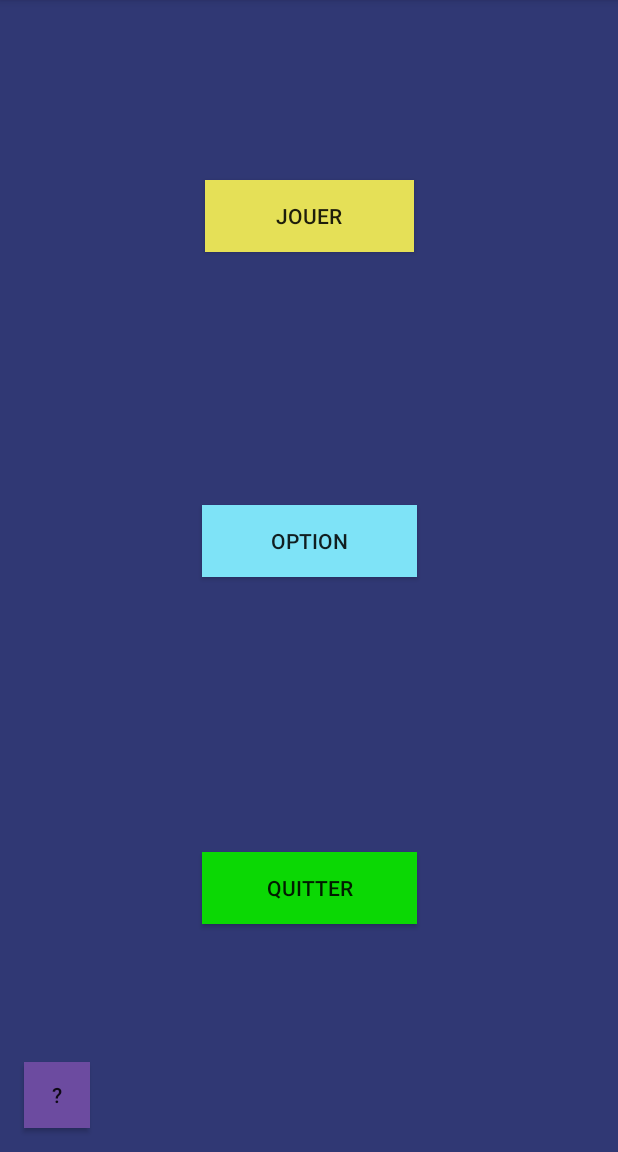
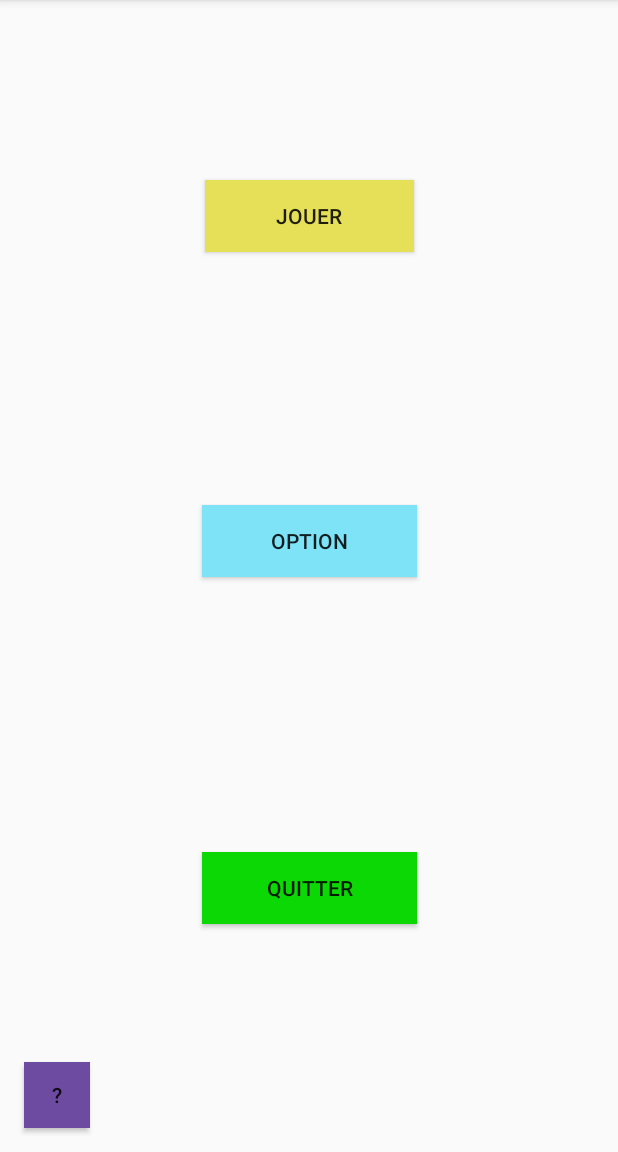
Before and after one commit to Jeje2201/Pixelly, an Android app: the screen it shows after launch (MainActivity), on a phone screen of 412 x 824 dp, the part 84-1236 px from its top. Run offline under Robolectric (Android 15) with nearby library versions, the phone set to English and light mode, and no system bars.

Commit message:
Aurevoir couleur de background horrible
Il fallait bien quelle parte un jour, vaut mieux tard que jamais <3

```diff
--- a/app/src/main/res/layout/activity_main.xml
+++ b/app/src/main/res/layout/activity_main.xml
@@ -4,8 +4,7 @@
     xmlns:tools="http://schemas.android.com/tools"
     android:layout_width="match_parent"
     android:layout_height="match_parent"
-    tools:context=".controller.MainActivity"
-    android:background="@color/bg_menu">
+    tools:context=".controller.MainActivity">
 
     <Button
         android:id="@+id/activity_main_btn_jouer"
--- a/app/src/main/res/layout/activity_option.xml
+++ b/app/src/main/res/layout/activity_option.xml
@@ -5,8 +5,7 @@
     android:layout_width="match_parent"
     android:layout_height="match_parent"
     tools:context=".controller.OptionActivity"
-    tools:ignore="ExtraText"
-    android:background="@color/bg_menu">
+    tools:ignore="ExtraText">
 
 
     <ToggleButton
```
